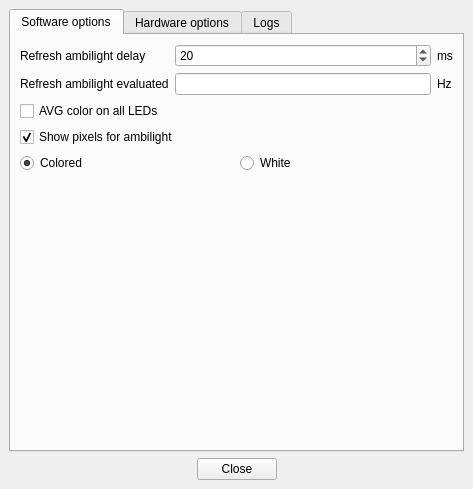
Above: Software/src/mainwindow.ui from Atarity/Lightpack before the change. Below: the same form after it.
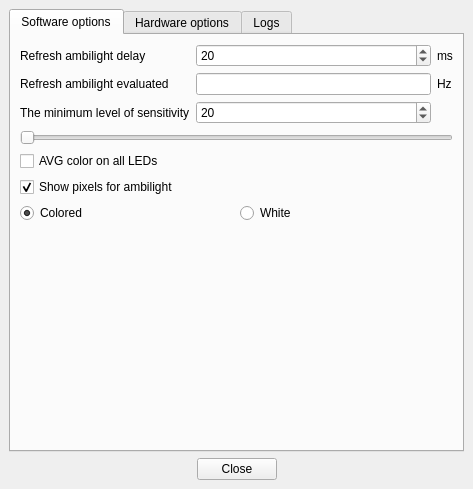
That is the form after the change. Icons and pictures are not drawn.

Commit message: Software: added option to set minimum level of sensitivity

What changed in the file:
```diff
--- a/Software/src/mainwindow.ui
+++ b/Software/src/mainwindow.ui
@@ -43,7 +43,7 @@
        </attribute>
        <layout class="QVBoxLayout" name="verticalLayout">
         <item>
-         <layout class="QGridLayout" name="gridLayout" rowstretch="0,0,0">
+         <layout class="QGridLayout" name="gridLayout" rowstretch="0,0,0,0,0">
           <item row="1" column="0">
            <widget class="QLabel" name="label_UpdateDelay">
             <property name="text">
@@ -95,6 +95,36 @@
             </property>
            </widget>
           </item>
+          <item row="3" column="1">
+           <widget class="QSpinBox" name="spinBox_MinLevelOfSensitivity">
+            <property name="minimum">
+             <number>0</number>
+            </property>
+            <property name="maximum">
+             <number>1000</number>
+            </property>
+            <property name="value">
+             <number>20</number>
+            </property>
+           </widget>
+          </item>
+          <item row="3" column="0">
+           <widget class="QLabel" name="label_3">
+            <property name="text">
+             <string>The minimum level of sensitivity</string>
+            </property>
+           </widget>
+          </item>
+          <item row="4" column="0" colspan="3">
+           <widget class="QSlider" name="horizontalSlider_MinLevelOfSensitivity">
+            <property name="maximum">
+             <number>255</number>
+            </property>
+            <property name="orientation">
+             <enum>Qt::Horizontal</enum>
+            </property>
+           </widget>
+          </item>
          </layout>
         </item>
         <item>
@@ -140,7 +170,7 @@
         </item>
         <item>
          <layout class="QGridLayout" name="gridLayout_3">
-          <item row="0" column="0">
+          <item row="2" column="0">
            <spacer name="verticalSpacer">
             <property name="orientation">
              <enum>Qt::Vertical</enum>
```
Left out of the diff: 32 changed lines with no effect on the pictures. The commit also changes 3 other files.
